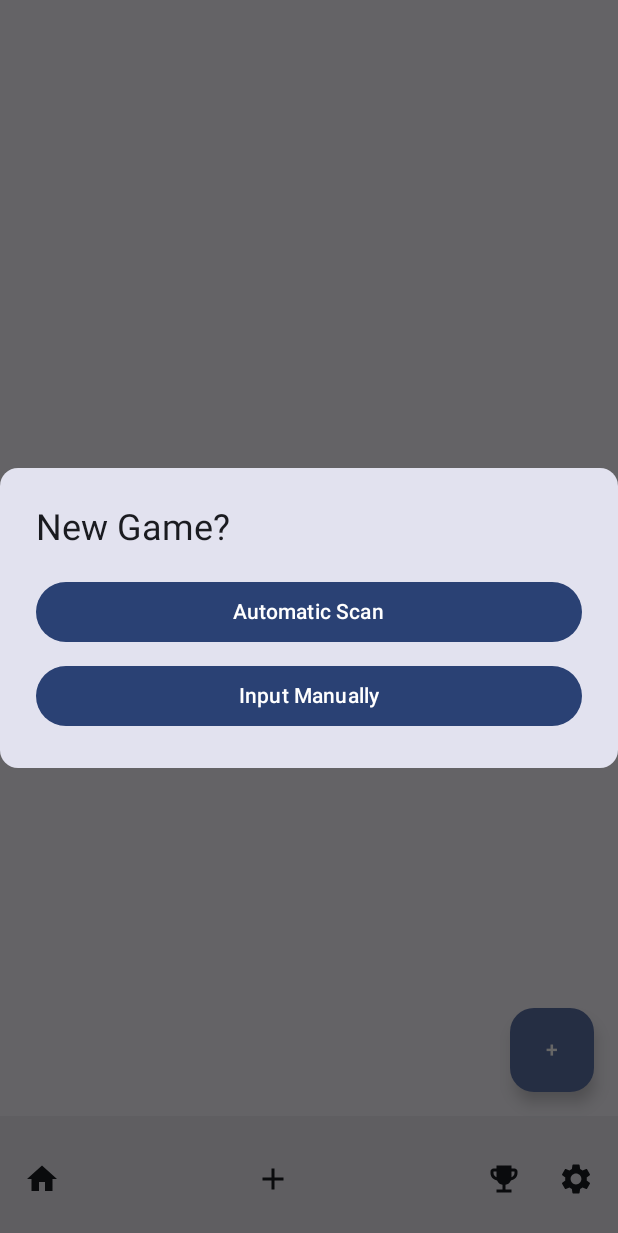
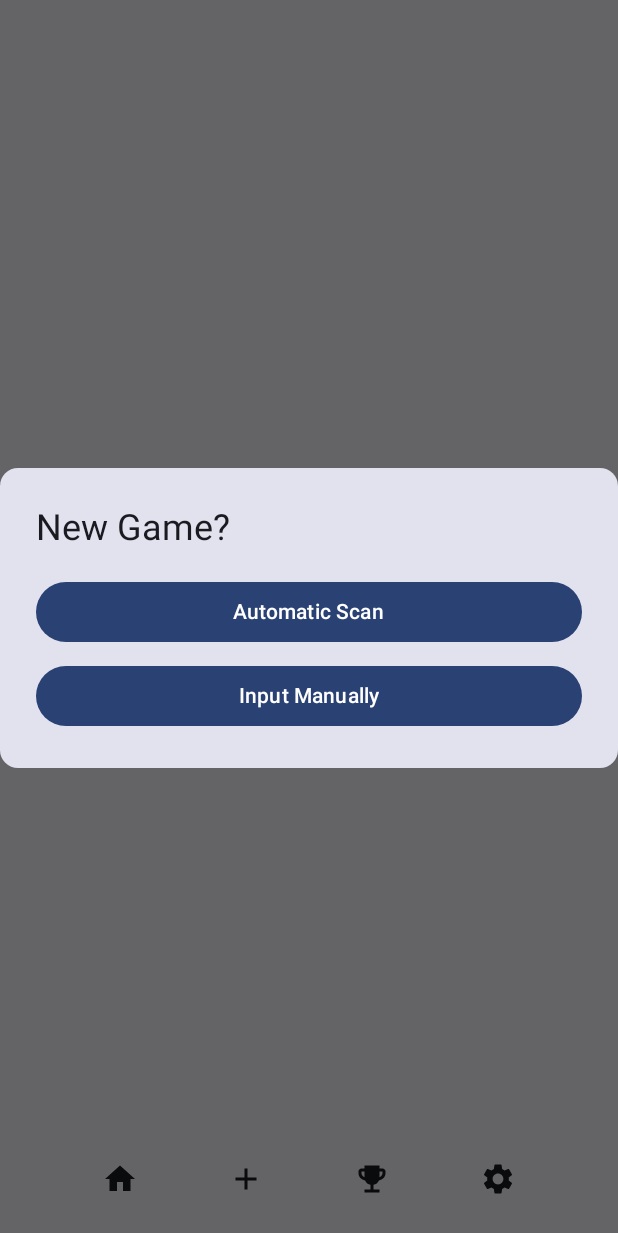
Before and after one commit to Neat-Keat/COSC412Project, an Android app built with Jetpack Compose: the screen it shows after launch (MainActivity), after a tap on "Add", on a phone screen of 412 x 824 dp. Shown: the top 1233 px of the screen. Run offline under Robolectric (Android 15) with nearby library versions, the phone set to English and light mode, and no system bars; our stand-ins replace Room's generated code.

Commit message:
more small ui changes, fixed previous commit errors

```diff
--- a/app/build.gradle.kts
+++ b/app/build.gradle.kts
@@ -71,4 +71,7 @@ dependencies {
     implementation("androidx.room:room-ktx:2.6.1")
     ksp("androidx.room:room-compiler:2.6.1")
     implementation(libs.gson)
+    implementation(libs.tess.two)
+
+
 }
--- a/app/src/main/java/com/example/syncshot/ui/gamelist/GameListScreen.kt
+++ b/app/src/main/java/com/example/syncshot/ui/gamelist/GameListScreen.kt
@@ -30,26 +30,29 @@ fun GameListScreen(
     var showNewGameDialog by remember { mutableStateOf(false) }
 
     Scaffold(
-        floatingActionButton = {
-            FloatingActionButton(onClick = { showNewGameDialog = true }) {
-                Text("+")
-            }
-        },
         bottomBar = {
-            BottomAppBar {
+            BottomAppBar(
+                containerColor = MaterialTheme.colorScheme.surface
+            ) {
+                Row(
+                    modifier = Modifier
+                        .fillMaxWidth()
+                        .padding(horizontal = 16.dp),
+                    horizontalArrangement = Arrangement.SpaceEvenly,
+                    verticalAlignment = Alignment.CenterVertically
+                ) {
                     IconButton(onClick = { /* TODO: Navigate home */ }) {
                         Icon(Icons.Default.Home, contentDescription = "Home")
                     }
-                Spacer(modifier = Modifier.weight(1f))
                     IconButton(onClick = { showNewGameDialog = true }) {
                         Icon(Icons.Default.Add, contentDescription = "Add")
                     }
-                Spacer(modifier = Modifier.weight(1f))
                     IconButton(onClick = { /* TODO: Extras */ }) {
                         Icon(Icons.Default.EmojiEvents, contentDescription = "Extras")
                     }
                     IconButton(onClick = { /* TODO: Settings */ }) {
                         Icon(Icons.Default.Settings, contentDescription = "Settings")
+                    }
                 }
             }
         }
@@ -81,6 +84,7 @@ fun GameListScreen(
         }
     }
 }
+
 
 @Composable
 fun GameCard(game: Game, onClick: () -> Unit) {
--- a/gradle/libs.versions.toml
+++ b/gradle/libs.versions.toml
@@ -14,6 +14,8 @@ roomKtx = "2.6.1"
 lifecycleViewModelCompose = "2.7.0"
 navigation = "2.7.7"
 materialIconsExtended = "1.6.7"
+tess-two = "9.1.0"
+
 
 
 
@@ -41,6 +43,7 @@ androidx-room-runtime = { group = "androidx.room", name = "room-runtime", versio
 androidx_room_ktx = { group = "androidx.room", name = "room-ktx", version = "2.6.1" }
 androidx-room-compiler = { group = "androidx.room", name = "room-compiler", version = "2.6.1" }
 gson = { group = "com.google.code.gson", name = "gson", version = "2.10.1" }
+tess-two = { group = "com.rmtheis", name = "tess-two", version.ref = "tess-two" }
 
 [plugins]
 android-application = { id = "com.android.application", version.ref = "agp" }
```
Lines whose indentation alone changed are shown as unchanged.
